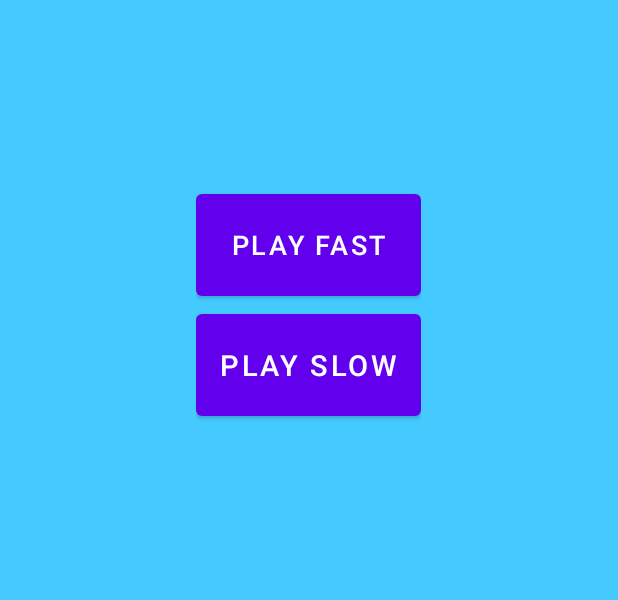
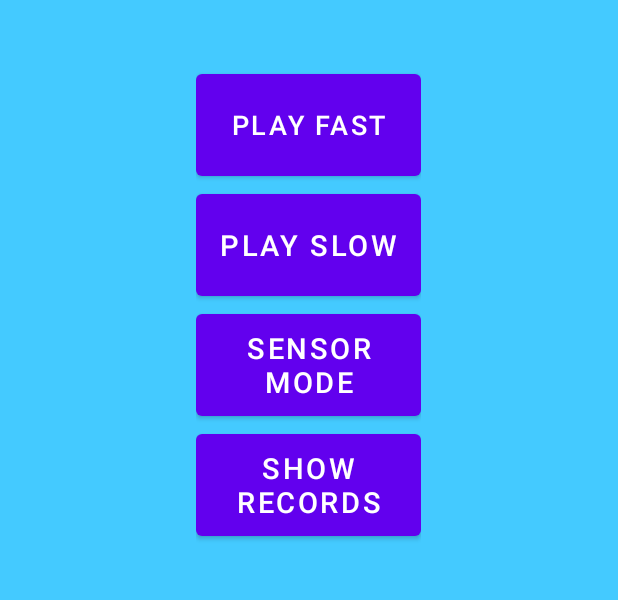
Before and after one commit to idohod/carGame, an Android app: the screen it shows after launch (MenuActivity), on a phone screen of 412 x 824 dp, the part 355-955 px from its top. Run offline under Robolectric (Android 15) with nearby library versions, the phone set to English and light mode, and no system bars.

Commit message:
add  sensors

```diff
--- a/app/src/main/AndroidManifest.xml
+++ b/app/src/main/AndroidManifest.xml
@@ -30,6 +30,10 @@
             android:name="models.MainActivity"
             android:exported="true">
         </activity>
+        <activity
+            android:name="models.RecordsActivity"
+            android:exported="true">
+        </activity>
     </application>
 
 </manifest>
--- a/app/src/main/java/models/MenuActivity.java
+++ b/app/src/main/java/models/MenuActivity.java
@@ -1,8 +1,11 @@
 package models;
+
+import static android.content.ContentValues.TAG;
 
 import android.annotation.SuppressLint;
 import android.content.Intent;
 import android.os.Bundle;
+import android.util.Log;
 
 import androidx.appcompat.app.AppCompatActivity;
 
@@ -10,37 +13,60 @@ import com.example.carsgame.R;
 import com.google.android.material.button.MaterialButton;
 import com.google.android.material.textview.MaterialTextView;
 
+import logics.CarManager;
+
 public class MenuActivity extends AppCompatActivity {
 
     private MaterialTextView menuTitle;
     private MaterialButton slowButton;
     private MaterialButton fastButton;
+    private MaterialButton sensorButton;
 
+    private MaterialButton RecordsButton;
 
+private CarManager carManager=new CarManager();
     @SuppressLint("SetTextI18n")
     protected void onCreate(Bundle savedInstanceState) {
         super.onCreate(savedInstanceState);
         setContentView(R.layout.activity_menu);
         findViews();
-        slowButton.setOnClickListener(v -> onClick());
-        fastButton.setOnClickListener(v -> onClick());
+        slowButton.setOnClickListener(v -> setDelay());
+        fastButton.setOnClickListener(v -> setDelay());
+        sensorButton.setOnClickListener(v -> SetSensors());
+        RecordsButton.setOnClickListener(v -> showRecords());
         menuTitle.setText("Cars Game");
     }
 
-    private void onClick() {
+    private void showRecords() {
+        Intent i= new Intent(MenuActivity.this, RecordsActivity.class);
+        i.putExtra("",2);
+        startActivity(i);
+
+    }
+
+    private void SetSensors() {
         Intent intent = new Intent(MenuActivity.this, MainActivity.class);
-        if(slowButton.isPressed()){
+        intent.putExtra("KEY_SENSOR", 1);
+        startActivity(intent);
+        Log.d(TAG, "cur: "+carManager.getCarCurPosition()+ "pre: "+carManager.getCarPrePosition());
+    }
+
+    private void setDelay() {
+        Intent intent = new Intent(MenuActivity.this, MainActivity.class);
+        if (slowButton.isPressed()) {
             intent.putExtra("KEY_DELAY", 1200);
 
         } else if (fastButton.isPressed()) {
-            intent.putExtra("KEY_DELAY", 600);
+            intent.putExtra("KEY_DELAY", 500);
         }
         startActivity(intent);
     }
+
     private void findViews() {
-        menuTitle  = findViewById(R.id.menu_title);
+        menuTitle = findViewById(R.id.menu_title);
         slowButton = findViewById(R.id.slow_button);
         fastButton = findViewById(R.id.fast_button);
+        sensorButton = findViewById(R.id.sensor_button);
+        RecordsButton = findViewById(R.id.records_button);
     }
-
 }
--- a/app/src/main/res/layout/activity_menu.xml
+++ b/app/src/main/res/layout/activity_menu.xml
@@ -43,5 +43,25 @@
         android:text="@string/play_slow" />
 
 
+        <com.google.android.material.button.MaterialButton
+
+            android:id="@+id/sensor_button"
+            android:layout_width="150dp"
+            android:layout_height="80dp"
+            android:layout_centerHorizontal="true"
+            android:layout_below="@id/slow_button"
+            android:textSize="19sp"
+            android:text="sensor mode" />
+
+        <com.google.android.material.button.MaterialButton
+
+            android:id="@+id/records_button"
+            android:layout_width="150dp"
+            android:layout_height="80dp"
+            android:layout_centerHorizontal="true"
+            android:layout_below="@id/sensor_button"
+            android:textSize="19sp"
+            android:text="show records" />
+
     </RelativeLayout>
 </RelativeLayout>
--- a/app/src/main/res/values/colors.xml
+++ b/app/src/main/res/values/colors.xml
@@ -10,5 +10,7 @@
     <color name="blue_200">#44CAFF</color>
     <color name="red_200">#E45858</color>
     <color name="light_blue_200">#40EFFF</color>
+    <color name="green_500">#4CAF50</color>
+
 
 </resources>
```
Also changed, not shown: app/src/main/java/fragments/ListFragment.java (added, +11 -0 lines), app/src/main/java/interfaces/CallbackRecord.java (added, +7 -0 lines), app/src/main/java/interfaces/SensorCallback.java (added, +9 -0 lines), app/src/main/java/models/MainActivity.java (+74 -13 lines), app/src/main/java/models/Record.java (+11 -5 lines), app/src/main/java/models/RecordList.java (+11 -8 lines), app/src/main/java/models/RecordsActivity.java (added, +20 -0 lines), app/src/main/java/models/SensorMove.java (added, +103 -0 lines), app/src/main/res/layout/fregment_list.xml (+19 -3 lines), app/src/main/res/layout/fregment_map.xml (+18 -3 lines).
